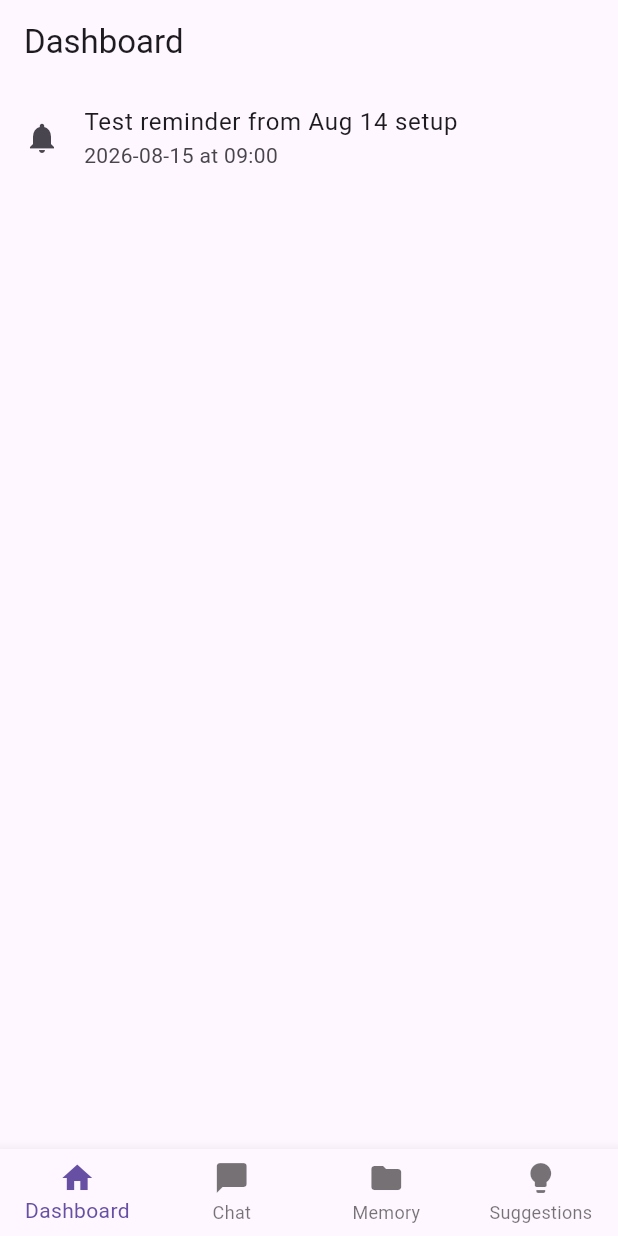
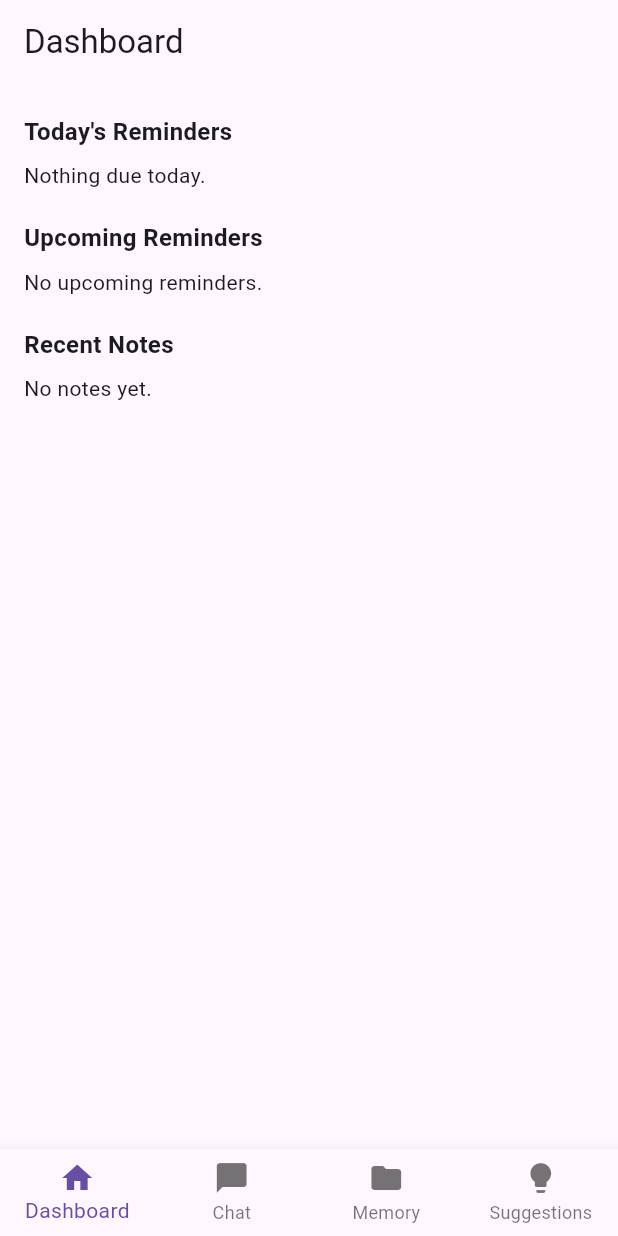
Before and after one commit to ishmalazhar17/clawdbot_app, a Flutter app: the screen it shows after launch, on a phone screen of 412 x 824 dp. Run offline on Flutter 3.47's test engine with Material 3 defaults, Android fonts, the phone set to English and light mode, and no system bars; our stand-ins replace flutter_local_notifications, sqflite, timezone; accounts and stored records are empty.

Commit message:
Aug 16: Organized Dashboard with Today/Upcoming reminders and Recent notes sections

```diff
--- a/lib/screens/dashboard_screen.dart
+++ b/lib/screens/dashboard_screen.dart
@@ -1,18 +1,14 @@
 // =====================================================================
-// dashboard_screen.dart — the "home" tab. Shows today's reminders.
+// dashboard_screen.dart — the "home" tab. Shows today's reminders,
+// upcoming reminders, and recent notes at a glance.
 //
-// AUG 14 UPDATE: this now actually reads from and writes to the real
-// local database (db_helper.dart), instead of showing fake text.
-// This proves the database chain works end-to-end: insert -> read ->
-// display on screen.
+// AUG 16 UPDATE: replaces the simple full-list view with organized
+// sections, filtered and sorted by date.
 // =====================================================================
 
 import 'package:flutter/material.dart';
 import '../db_helper.dart';
 
-// Changed from StatelessWidget to StatefulWidget because this screen
-// now needs to hold data (the list of reminders) that can change
-// while the app is running.
 class DashboardScreen extends StatefulWidget {
   const DashboardScreen({super.key});
 
@@ -21,65 +17,125 @@ class DashboardScreen extends StatefulWidget {
 }
 
 class _DashboardScreenState extends State<DashboardScreen> {
-  // Holds the list of reminders fetched from the database. Starts
-  // empty until we load real data.
-  List<Map<String, dynamic>> _reminders = [];
+  List<Map<String, dynamic>> _todayReminders = [];
+  List<Map<String, dynamic>> _upcomingReminders = [];
+  List<Map<String, dynamic>> _recentNotes = [];
+  bool _loading = true;
 
-  // initState() runs ONCE, automatically, the moment this screen is
-  // first created — a good place to kick off loading data.
   @override
   void initState() {
     super.initState();
-    _loadReminders();
+    _loadDashboardData();
   }
 
-  // Fetches all reminders from the database and, if there aren't any
-  // yet (first time running the app), inserts one test reminder so
-  // you have something to see and verify the database actually works.
-  Future<void> _loadReminders() async {
-    final existing = await DBHelper.instance.getReminders();
+  // Fetches reminders and notes, then sorts them into the sections
+  // this screen displays.
+  Future<void> _loadDashboardData() async {
+    final allReminders = await DBHelper.instance.getReminders();
+    final allNotes = await DBHelper.instance.getNotes();
 
-    if (existing.isEmpty) {
-      // No reminders yet — insert a test one so we can SEE that
-      // writing to the database works.
-      await DBHelper.instance.insertReminder({
-        'task': 'Test reminder from Aug 14 setup',
-        'date': '2026-08-15',
-        'time': '09:00',
-        'priority': 'green',
-        'completed': 0,
-      });
-    }
+    // Today's date as a string in the same YYYY-MM-DD format the
+    // reminders use, so we can compare them directly as text.
+    final today = DateTime.now();
+    final todayString =
+        '${today.year}-${today.month.toString().padLeft(2, '0')}-${today.day.toString().padLeft(2, '0')}';
 
-    // Fetch again (now guaranteed to have at least one row) and
-    // update the screen to show it.
-    final reminders = await DBHelper.instance.getReminders();
+    // Split reminders into "today" (date matches exactly) and
+    // "upcoming" (date is any string that sorts after today's date —
+    // simple text comparison works here since YYYY-MM-DD format sorts
+    // correctly as plain text).
+    final todayList = allReminders
+        .where((r) => r['date'] == todayString)
+        .toList();
 
-    // setState() tells Flutter "the data changed, please redraw."
+    final upcomingList = allReminders
+        .where((r) => r['date'] != null && r['date'].toString().compareTo(todayString) > 0)
+        .toList();
+
+    // Sort upcoming reminders so the soonest date shows first.
+    upcomingList.sort((a, b) => a['date'].toString().compareTo(b['date'].toString()));
+
     setState(() {
-      _reminders = reminders;
+      _todayReminders = todayList;
+      _upcomingReminders = upcomingList;
+      // Only show the 3 most recent notes (they're already sorted
+      // newest-first by db_helper.dart's "ORDER BY id DESC").
+      _recentNotes = allNotes.take(3).toList();
+      _loading = false;
     });
+  }
+
+  // A small reusable header widget used above each section.
+  Widget _sectionHeader(String title) {
+    return Padding(
+      padding: const EdgeInsets.fromLTRB(16, 20, 16, 8),
+      child: Text(
+        title,
+        style: const TextStyle(fontSize: 16, fontWeight: FontWeight.bold),
+      ),
+    );
   }
 
   @override
   Widget build(BuildContext context) {
     return Scaffold(
       appBar: AppBar(title: const Text('Dashboard')),
-      body: _reminders.isEmpty
-          // Shown briefly while the database is still loading.
+      body: _loading
           ? const Center(child: CircularProgressIndicator())
-          // ListView.builder efficiently displays a scrollable list —
-          // one row per reminder in _reminders.
-          : ListView.builder(
-              itemCount: _reminders.length,
-              itemBuilder: (context, index) {
-                final reminder = _reminders[index];
-                return ListTile(
-                  leading: const Icon(Icons.notifications),
-                  title: Text(reminder['task']),
-                  subtitle: Text('${reminder['date']} at ${reminder['time']}'),
-                );
-              },
+          // RefreshIndicator adds "pull down to refresh" behavior —
+          // standard on most mobile apps.
+          : RefreshIndicator(
+              onRefresh: _loadDashboardData,
+              child: ListView(
+                children: [
+                  _sectionHeader("Today's Reminders"),
+                  if (_todayReminders.isEmpty)
+                    const Padding(
+                      padding: EdgeInsets.symmetric(horizontal: 16),
+                      child: Text('Nothing due today.'),
+                    )
+                  else
+                    ..._todayReminders.map((r) => ListTile(
+                          leading: const Icon(Icons.notifications_active, color: Colors.green),
+                          title: Text(r['task']),
+                          subtitle: Text('at ${r['time']}'),
+                        )),
+
+                  _sectionHeader('Upcoming Reminders'),
+                  if (_upcomingReminders.isEmpty)
+                    const Padding(
+                      padding: EdgeInsets.symmetric(horizontal: 16),
+                      child: Text('No upcoming reminders.'),
+                    )
+                  else
+                    ..._upcomingReminders.take(5).map((r) => ListTile(
+                          leading: const Icon(Icons.schedule),
+                          title: Text(r['task']),
+                          subtitle: Text('${r['date']} at ${r['time']}'),
+                        )),
+
+                  _sectionHeader('Recent Notes'),
+                  if (_recentNotes.isEmpty)
+                    const Padding(
+                      padding: EdgeInsets.symmetric(horizontal: 16),
+                      child: Text('No notes yet.'),
+                    )
+                  else
+                    ..._recentNotes.map((n) => ListTile(
+                          leading: const Icon(Icons.note),
+                          title: Text(n['title']),
+                          subtitle: Text(
+                            n['content'] ?? '',
+                            maxLines: 1,
+                            overflow: TextOverflow.ellipsis, // adds "..." if text is too long
+                          ),
+                        )),
+
+                  // A bit of empty space at the bottom so the last
+                  // item isn't crowded against the screen edge.
+                  const SizedBox(height: 24),
+                ],
+              ),
             ),
     );
   }
```
